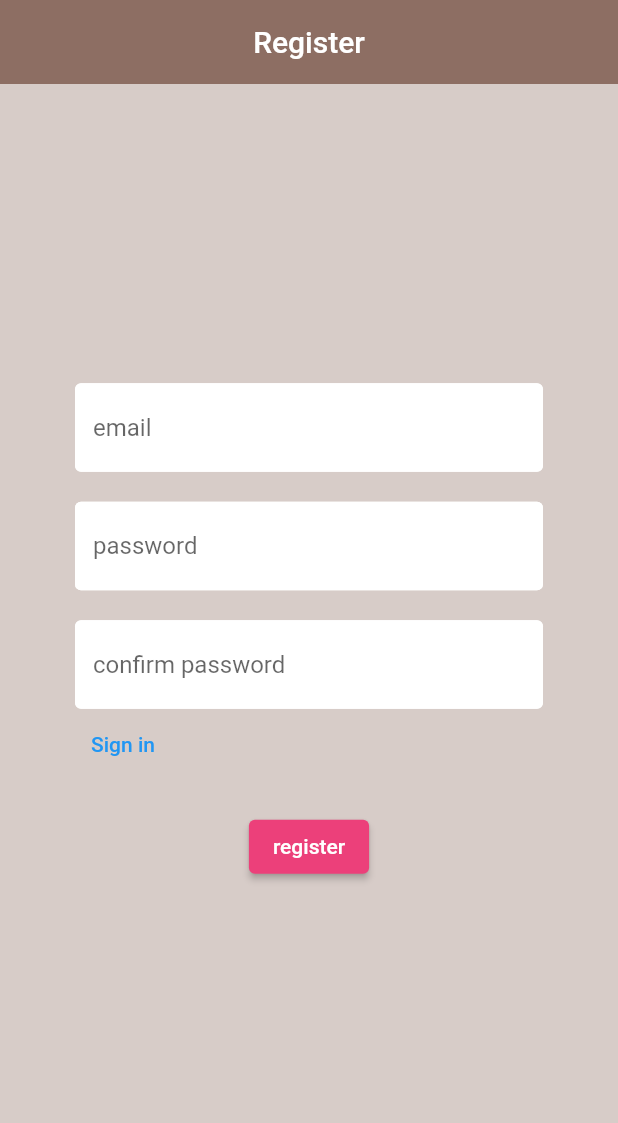
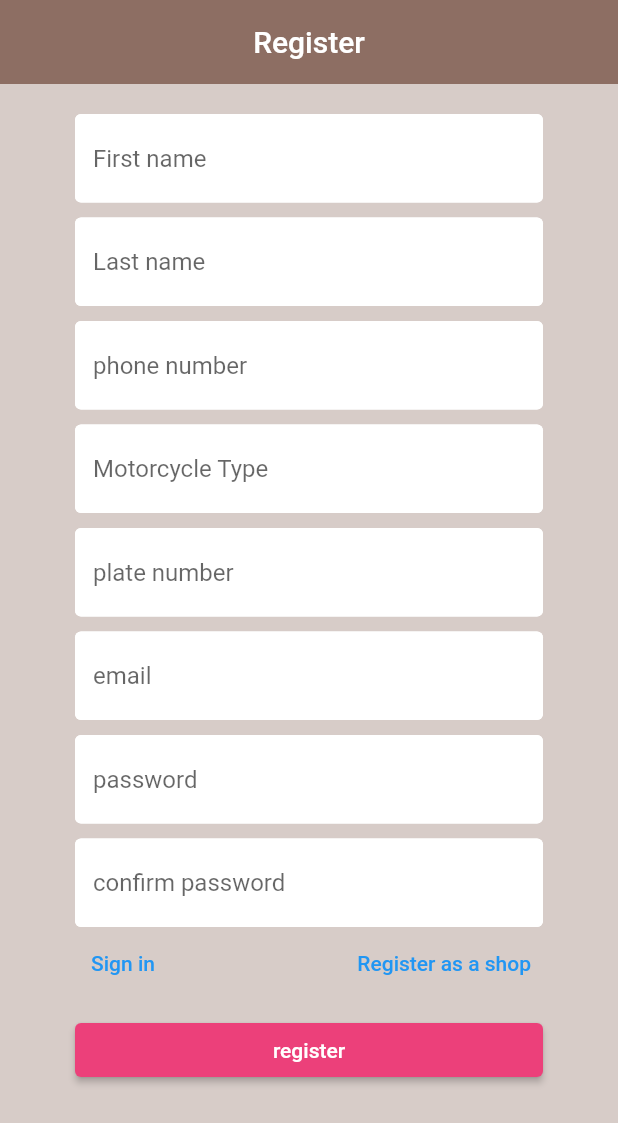
Before and after one commit to yamaad/MBS-mobile-app, a Flutter app: the screen it shows after launch, after a tap on "register", on a phone screen of 412 x 824 dp. Shown: the top 1123 px of the screen. Run offline on Flutter 3.47's test engine with Material 2 defaults, Android fonts, the light colour scheme and no system bars; our stand-ins replace cloud_firestore, firebase_auth, firebase_core, flutter_spinkit; accounts and stored records are empty.

Commit message:
customer registeration

```diff
--- a/lib/components/customTextField.dart
+++ b/lib/components/customTextField.dart
@@ -5,17 +5,21 @@ class CustomTextField extends StatelessWidget {
   final bool obscureText;
   final Function(String)? onChanged;
   String? Function(String?)? validator;
+  TextInputType? keyboardType;
+
 
   CustomTextField({
     required this.hintText,
     this.obscureText = false,
     this.onChanged,
     this.validator,
+    this.keyboardType,
   });
 
   @override
   Widget build(BuildContext context) {
     return TextFormField(
+      keyboardType: keyboardType,
       validator: validator,
       obscureText: obscureText,
       onChanged: onChanged,
@@ -27,7 +31,7 @@ class CustomTextField extends StatelessWidget {
           borderSide: BorderSide(color: Colors.white),
         ),
         focusedBorder: OutlineInputBorder(
-          borderSide: BorderSide(color: Colors.white),
+          borderSide: BorderSide(color: Colors.pink),
         ),
       ),
     );
--- a/lib/models/user.dart
+++ b/lib/models/user.dart
@@ -1,5 +1,7 @@
 class MbsUser {
   final String uid;
 
+
   MbsUser({required this.uid});
+
 }
--- a/lib/screens/authenticate/authenticate.dart
+++ b/lib/screens/authenticate/authenticate.dart
@@ -1,6 +1,6 @@
 import 'package:flutter/material.dart';
 import 'package:mbs_fyp/screens/authenticate/signin.dart';
-import 'package:mbs_fyp/screens/authenticate/signup.dart';
+import 'package:mbs_fyp/screens/authenticate/registeration/CustomerSignup.dart';
 
 class Authenticate extends StatefulWidget {
   const Authenticate({super.key});
@@ -21,7 +21,7 @@ class _AuthenticateState extends State<Authenticate> {
   Widget build(BuildContext context) {
     return Container(
       child: showRegisterPage
-          ? Signup(toggleView: toggleView)
+          ? CustomerSignup(toggleView: toggleView)
           : Signin(toggleView: toggleView),
     );
   }
--- /dev/null
+++ b/lib/screens/authenticate/registeration/CustomerSignup.dart
@@ -0,0 +1,186 @@
+import 'package:flutter/material.dart';
+import 'package:flutter/src/widgets/framework.dart';
+import 'package:flutter/src/widgets/placeholder.dart';
+import 'package:mbs_fyp/components/loading.dart';
+import 'package:mbs_fyp/models/validator.dart';
+import 'package:mbs_fyp/screens/authenticate/registeration/clientRegisteration.dart';
+import 'package:mbs_fyp/services/authService.dart';
+
+import '../../../components/customTextField.dart';
+
+class CustomerSignup extends StatefulWidget {
+  final Function toggleView;
+  const CustomerSignup({required this.toggleView});
+
+  @override
+  State<CustomerSignup> createState() => _CustomerSignupState();
+}
+
+class _CustomerSignupState extends State<CustomerSignup> {
+  final AuthSevrices _auth = AuthSevrices();
+  final Validator _validate = Validator();
+  final _formkey = GlobalKey<FormState>();
+  bool loading = false;
+  String ServerError = '';
+  String email = '';
+  String password = '';
+  String confirmPassword = '';
+  String firstName = '';
+  String lastName = '';
+  int phone = 0;
+  String motorcycleNumber = '';
+  String motorcycleType = '';
+  @override
+  Widget build(BuildContext context) {
+    return loading
+        ? Loading()
+        : Scaffold(
+            backgroundColor: Colors.brown[100],
+            appBar: AppBar(
+              backgroundColor: Colors.brown[400],
+              elevation: 0.0,
+              title: Text("Register"),
+              centerTitle: true,
+            ),
+            body: Center(
+              child: Container(
+                  padding:
+                      EdgeInsets.symmetric(vertical: 20.0, horizontal: 50.0),
+                  child: Form(
+                    key: _formkey,
+                    child: ListView(
+                      children: [
+                        CustomTextField(
+                          validator: (value) =>
+                              value!.isEmpty ? "Enter your First name" : null,
+                          hintText: 'First name',
+                          onChanged: (value) =>
+                              {setState(() => firstName = value)},
+                        ),
+                        SizedBox(height: 10),
+                        CustomTextField(
+                          validator: (value) =>
+                              value!.isEmpty ? "Enter your Last name" : null,
+                          hintText: 'Last name',
+                          onChanged: (value) =>
+                              {setState(() => lastName = value)},
+                        ),
+                        SizedBox(height: 10),
+                        CustomTextField(
+                          keyboardType: TextInputType.phone,
+                          validator: (value) =>
+                              value!.isEmpty ? "Enter your phone number" : null,
+                          hintText: 'phone number',
+                          onChanged: (value) =>
+                              {setState(() => phone = int.parse(value))},
+                        ),
+                        SizedBox(height: 10),
+                        CustomTextField(
+                          validator: (value) => value!.isEmpty
+                              ? "Enter your Motorcycle Type"
+                              : null,
+                          hintText: 'Motorcycle Type',
+                          onChanged: (value) =>
+                              {setState(() => motorcycleType = value)},
+                        ),
+                        SizedBox(height: 10),
+                        CustomTextField(
+                          validator: (value) =>
+                              value!.isEmpty ? "Enter your plate number" : null,
+                          hintText: 'plate number',
+                          onChanged: (value) =>
+                              {setState(() => motorcycleNumber = value)},
+                        ),
+                        SizedBox(height: 10),
+                        CustomTextField(
+                          validator: _validate.validateEmail,
+                          hintText: 'email ',
+                          onChanged: (value) => {setState(() => email = value)},
+                        ),
+                        SizedBox(height: 10),
+                        CustomTextField(
+                          validator: (value) =>
+                              _validate.validatePassword(value),
+                          obscureText: true,
+                          hintText: 'password',
+                          onChanged: (value) =>
+                              {setState(() => password = value)},
+                        ),
+                        SizedBox(height: 10),
+                        CustomTextField(
+                          validator: (value) => value == password
+                              ? null
+                              : "Password doesn't match",
+                          obscureText: true,
+                          hintText: 'confirm password',
+                          onChanged: (value) =>
+                              {setState(() => confirmPassword = value)},
+                        ),
+                        Center(
+                          child: Row(
+                            children: [
+                              TextButton(
+                                onPressed: () async {
+                                  widget.toggleView();
+                                },
+                                child: Text("Sign in"),
+                              ),
+                              Spacer(),
+                              TextButton(
+                                onPressed: () async {
+                                  Navigator.push(
+                                    context,
+                                    MaterialPageRoute(
+                                        builder: (context) =>
+                                            ClientRegistration(
+                                              toggleView: widget.toggleView,
+                                            )),
+                                  );
+                                },
+                                child: Text("Register as a shop"),
+                              ),
+                            ],
+                          ),
+                        ),
+                        SizedBox(height: 10),
+                        ElevatedButton(
+                          onPressed: () async {
+                            if (_formkey.currentState!.validate()) {
+                              setState(() {
+                                loading = true;
+                              });
+                              String result = await _auth.CreateCustUser(
+                                  email,
+                                  password,
+                                  confirmPassword,
+                                  "Maad",
+                                  "Yasser",
+                                  0196414375,
+                                  "SM Sport",
+                                  "JPM123");
+                              if (mounted) {
+                                setState(() {
+                                  loading = false;
+                                  ServerError = result;
+                                });
+                              }
+                            }
+                          },
+                          child: Text('register'),
+                          style: ElevatedButton.styleFrom(
+                            backgroundColor: Colors.pink[
+                                400], // change the background color of the button
+                          ),
+                        ),
+                        SizedBox(height: 10),
+                        Text(
+                          ServerError,
+                          style: TextStyle(color: Colors.red),
+                        )
+                      ],
+                    ),
+                  )),
+            ),
+          );
+  }
+}
--- a/lib/screens/authenticate/signin.dart
+++ b/lib/screens/authenticate/signin.dart
@@ -2,6 +2,8 @@ import 'package:flutter/material.dart';
 
 import 'package:mbs_fyp/services/authService.dart';
 import 'package:mbs_fyp/components/customTextField.dart';
+
+import '../../components/loading.dart';
 
 class Signin extends StatefulWidget {
   final Function toggleView;
@@ -14,13 +16,16 @@ class Signin extends StatefulWidget {
 class _SigninState extends State<Signin> {
   final AuthSevrices _auth = AuthSevrices();
   final _formkey = GlobalKey<FormState>();
+  bool loading = false;
   String ServerError = '';
   String email = '';
   String password = '';
 
   @override
   Widget build(BuildContext context) {
-    return Scaffold(
+    return loading
+        ? Loading()
+        : Scaffold(
       backgroundColor: Colors.brown[100],
       appBar: AppBar(
         backgroundColor: Colors.brown[400],
@@ -69,8 +74,12 @@ class _SigninState extends State<Signin> {
                   ElevatedButton(
                     onPressed: () async {
                       if (_formkey.currentState!.validate()) {
+                              setState(() {
+                                loading = true;
+                              });
                         String result = await _auth.signIn(email, password);
                         setState(() {
+                                loading = false;
                           ServerError = result;
                         });
                       }
--- a/lib/screens/authenticate/signup.dart
+++ /dev/null
@@ -1,104 +0,0 @@
-import 'package:flutter/material.dart';
-import 'package:flutter/src/widgets/framework.dart';
-import 'package:flutter/src/widgets/placeholder.dart';
-import 'package:mbs_fyp/models/validator.dart';
-import 'package:mbs_fyp/services/authService.dart';
-
-import '../../components/customTextField.dart';
-
-class Signup extends StatefulWidget {
-  final Function toggleView;
-  const Signup({required this.toggleView});
-
-  @override
-  State<Signup> createState() => _SignupState();
-}
-
-class _SignupState extends State<Signup> {
-  final AuthSevrices _auth = AuthSevrices();
-  final Validator _validate = Validator();
-  final _formkey = GlobalKey<FormState>();
-  String ServerError = '';
-  String email = '';
-  String password = '';
-  String confirmPassword = '';
-  @override
-  Widget build(BuildContext context) {
-    return Scaffold(
-      backgroundColor: Colors.brown[100],
-      appBar: AppBar(
-        backgroundColor: Colors.brown[400],
-        elevation: 0.0,
-        title: Text("Register"),
-        centerTitle: true,
-      ),
-      body: Center(
-        child: Container(
-            padding: EdgeInsets.symmetric(vertical: 20.0, horizontal: 50.0),
-            child: Form(
-              key: _formkey,
-              child: Column(
-                mainAxisSize: MainAxisSize.min,
-                children: [
-                  CustomTextField(
-                    validator: _validate.validateEmail,
-                    hintText: 'email ',
-                    onChanged: (value) => {setState(() => email = value)},
-                  ),
-                  SizedBox(height: 20),
-                  CustomTextField(
-                    validator: (value) => _validate.validatePassword(value),
-                    obscureText: true,
-                    hintText: 'password',
-                    onChanged: (value) => {setState(() => password = value)},
-                  ),
-                  SizedBox(height: 20),
-                  CustomTextField(
-                    validator: (value) =>
-                        value == password ? null : "Password doesn't match",
-                    obscureText: true,
-                    hintText: 'confirm password',
-                    onChanged: (value) =>
-                        {setState(() => confirmPassword = value)},
-                  ),
-                  Center(
-                    child: Row(
-                      children: [
-                        TextButton(
-                          onPressed: () async {
-                            widget.toggleView();
-                          },
-                          child: Text("Sign in"),
-                        ),
-                      ],
-                    ),
-                  ),
-                  SizedBox(height: 20),
-                  ElevatedButton(
-                    onPressed: () async {
-                      if (_formkey.currentState!.validate()) {
-                        String result = await _auth.signUp(
-                            email, password, confirmPassword);
-                        setState(() {
-                          ServerError = result;
-                        });
-                      }
-                    },
-                    child: Text('register'),
-                    style: ElevatedButton.styleFrom(
-                      backgroundColor: Colors.pink[
-                          400], // change the background color of the button
-                    ),
-                  ),
-                  SizedBox(height: 20),
-                  Text(
-                    ServerError,
-                    style: TextStyle(color: Colors.red),
-                  )
-                ],
-              ),
-            )),
-      ),
-    );
-  }
-}
--- a/pubspec.yaml
+++ b/pubspec.yaml
@@ -36,9 +36,10 @@ dependencies:
   # Use with the CupertinoIcons class for iOS style icons.
   cupertino_icons: ^1.0.2
   firebase_auth: ^4.5.0
-  cloud_firestore: ^4.6.0
+  cloud_firestore: ^4.7.0
   firebase_core: ^2.11.0
   provider: ^6.0.5
+  flutter_spinkit: ^5.2.0
 
 dev_dependencies:
   flutter_test:
```
Also changed, not shown: lib/components/loading.dart (added, +17 -0 lines), lib/screens/authenticate/registeration/clientRegisteration.dart (added, +125 -0 lines), lib/services/authService.dart (+46 -2 lines), pubspec.lock.
